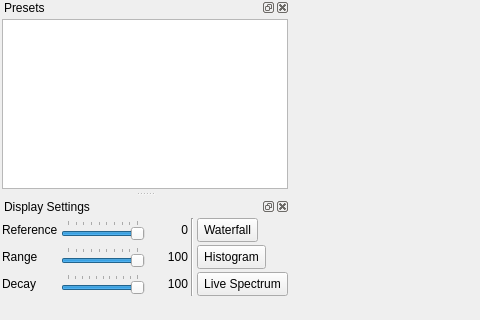
This is mainwindow.ui in osmocom/sdrangelove as Qt 5 draws it before an edit; both pictures show x 0 to 480 and y 379 to 699 of the 756 by 699 pixel window. The edited form follows.
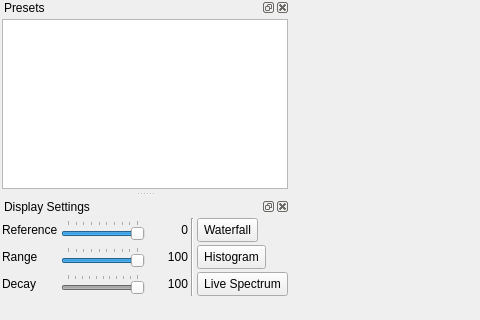
This is the edited form. Icons and pictures are not drawn. Custom widgets are drawn as their Qt base class.

Commit message: disable unimplemented phosphor decay slider

Patch:
```diff
--- a/mainwindow.ui
+++ b/mainwindow.ui
@@ -1234,6 +1234,9 @@
      </item>
      <item row="2" column="3">
       <widget class="QSlider" name="levelRange_2">
+       <property name="enabled">
+        <bool>false</bool>
+       </property>
        <property name="toolTip">
         <string>Digital phosphor effect decay time</string>
        </property>
```
